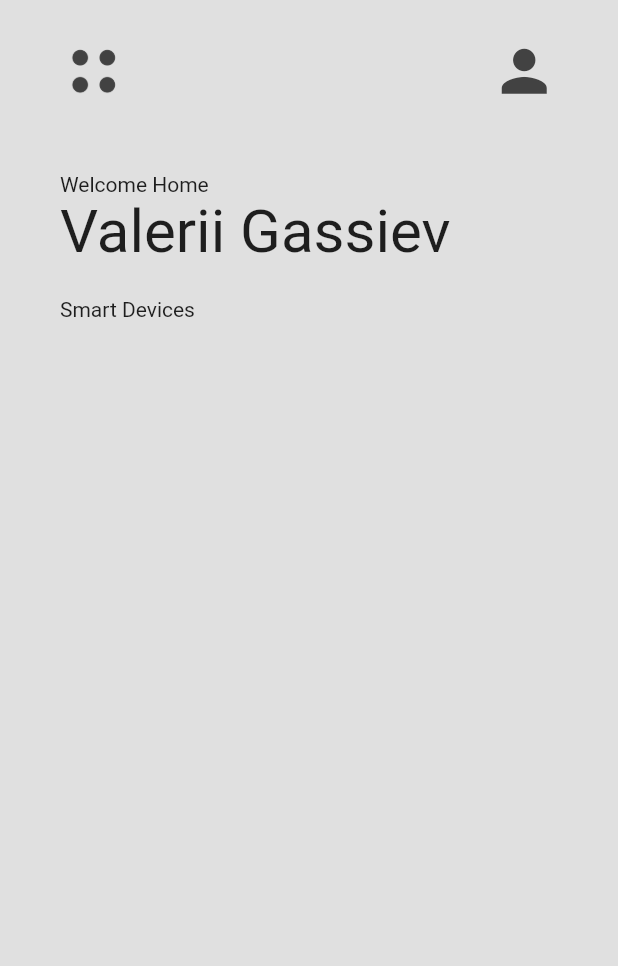
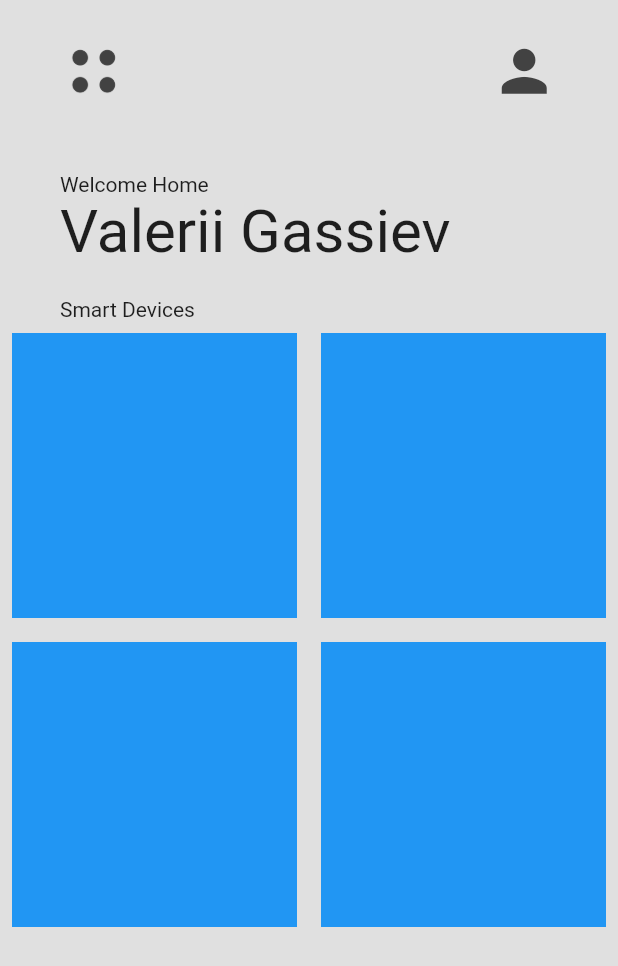
Before and after one commit to valerandco/flutter_smarthome_ui, a Flutter app: the screen it shows after launch, on a phone screen of 412 x 824 dp. Shown: the top 966 px of the screen. Run offline on Flutter 3.47's test engine with Material 2 defaults, Android fonts, the phone set to English and light mode, and no system bars.

Commit message:
add smart_devices_box

```diff
--- a/lib/pages/home_page.dart
+++ b/lib/pages/home_page.dart
@@ -13,6 +13,17 @@ class _HomePageState extends State<HomePage> {
 
   final double horizontalPadding = 40;
   final double verticalPadding = 25;
+
+
+  // list of devices
+
+  List mySmartDevices = [
+    ["Smart Light", "lib/icons/light-bulb.png", true],
+    ["Smart AC", "lib/icons/air-conditioner.png", true],
+    ["Smart TV", "lib/icons/smart-tv.png", true],
+    ["Smart Fan", "lib/icons/fan.png", true],
+
+  ];
 
 
   @override
@@ -83,11 +94,16 @@ class _HomePageState extends State<HomePage> {
 
            Expanded(
              child: GridView.builder(
+               itemCount: mySmartDevices.length,
                gridDelegate: const SliverGridDelegateWithFixedCrossAxisCount(
                  crossAxisCount: 2),
                itemBuilder: (context, index) {
-                 return Container(
+                 return Padding(
+                   padding: const EdgeInsets.all(8.0),
+                   child: Container(
+                     color: Colors.blue,
 
+                   ),
                  );
                }
              ),
```
Also changed, not shown: lib/util/smart_devices_box.dart (added).
